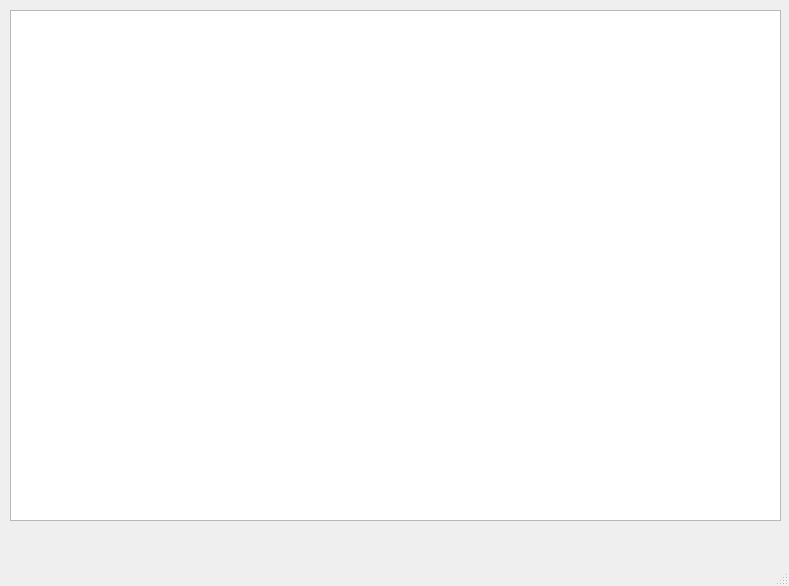
First picture: the form in untitled.ui, repository FlattME/git_project_pyqt5, before the edit.
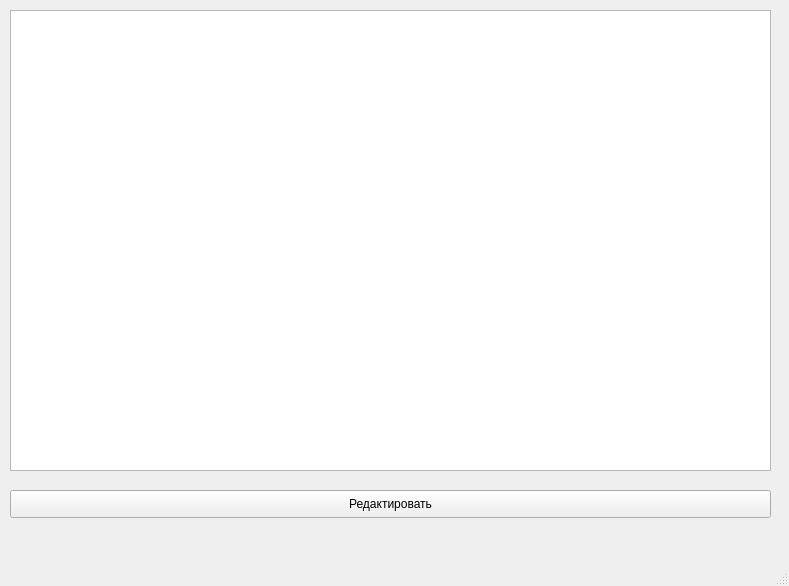
Second picture: the form after the edit.

Patch:
```diff
--- a/untitled.ui
+++ b/untitled.ui
@@ -19,11 +19,24 @@
      <rect>
       <x>10</x>
       <y>10</y>
-      <width>771</width>
-      <height>511</height>
+      <width>761</width>
+      <height>461</height>
      </rect>
     </property>
    </widget>
+   <widget class="QPushButton" name="btn">
+    <property name="geometry">
+     <rect>
+      <x>10</x>
+      <y>490</y>
+      <width>761</width>
+      <height>28</height>
+     </rect>
+    </property>
+    <property name="text">
+     <string>Редактировать</string>
+    </property>
+   </widget>
   </widget>
   <widget class="QMenuBar" name="menubar">
    <property name="geometry">
```
